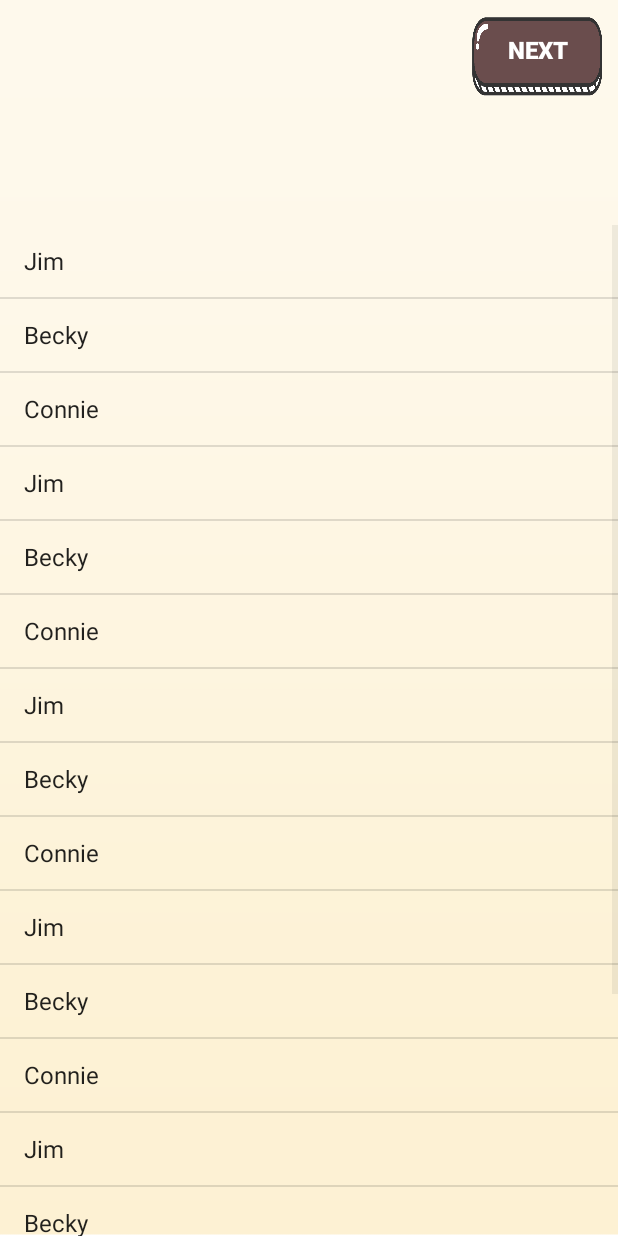
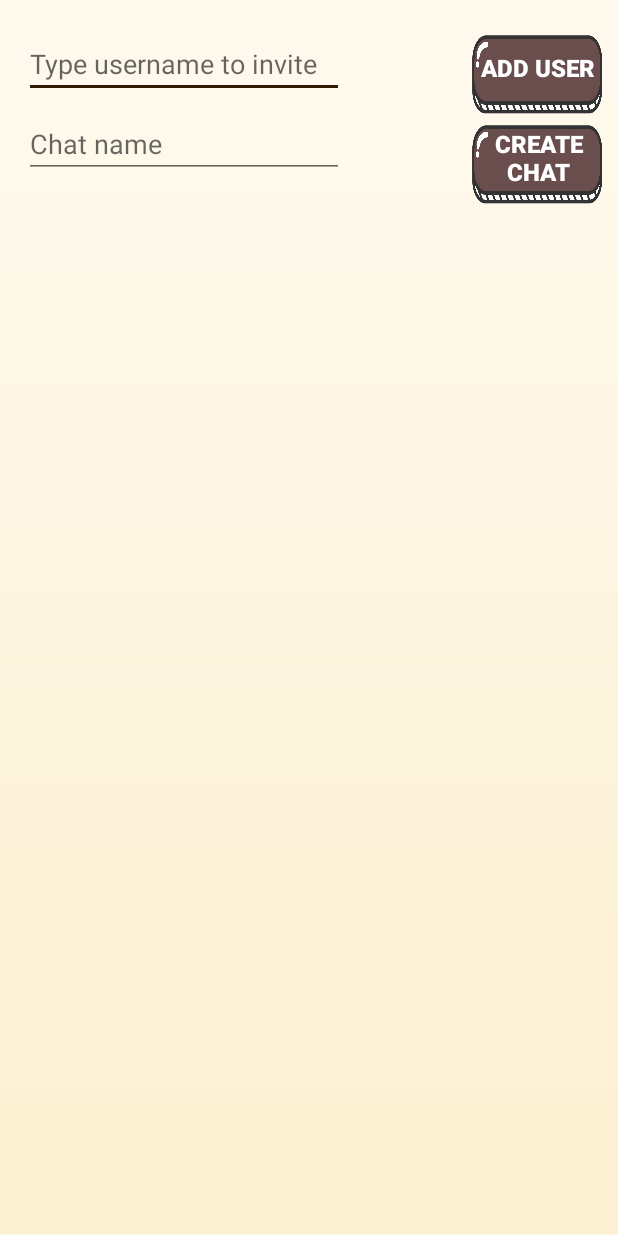
Before and after one commit to pudosha/Wasabee, an Android app: the NewChatPeopleActivity screen opened directly, with no data from a screen before it, on a phone screen of 412 x 824 dp. Run offline under Robolectric (Android 15) with nearby library versions, the phone set to English and light mode, and no system bars.

Commit message:
Made an almost working peopleList and createChatFunction

```diff
--- a/app/src/main/java/com/example/wasabee/ChatListActivity.kt
+++ b/app/src/main/java/com/example/wasabee/ChatListActivity.kt
@@ -65,7 +65,7 @@ class ChatListActivity : AppCompatActivity(), ChatListAdapter.OnChatListener {
 
     override fun onChatClick(position: Int) {
         val goToMessagesIntent = Intent(this, MessageListActivity::class.java)
-        goToMessagesIntent.putExtra("chatID", chats.get(position).chatID)
+        goToMessagesIntent.putExtra("chatID", chats.get(position).chat.chatID)
         startActivity(goToMessagesIntent)
         //startActivity(Intent(this, MessageListActivity::class.java).putExtra("chatID", chats.get(position).chatID))
     }
--- a/app/src/main/java/com/example/wasabee/NewChatPeopleActivity.kt
+++ b/app/src/main/java/com/example/wasabee/NewChatPeopleActivity.kt
@@ -4,8 +4,8 @@ import android.content.Intent
 import androidx.appcompat.app.AppCompatActivity
 import android.os.Bundle
 import android.widget.ArrayAdapter
-import android.widget.TextView
-import kotlinx.android.synthetic.main.activity_chat_list.*
+import com.google.gson.JsonArray
+import com.google.gson.JsonObject
 import kotlinx.android.synthetic.main.activity_new_chat_people.*
 
 class NewChatPeopleActivity : AppCompatActivity() {
@@ -15,37 +15,55 @@ class NewChatPeopleActivity : AppCompatActivity() {
         setContentView(R.layout.activity_new_chat_people)
 
         val people = ArrayList<String>()
-        people.add("Jim")
+        /*people.add("Jim")
         people.add("Becky")
-        people.add("Connie")
-        people.add("Jim")
-        people.add("Becky")
-        people.add("Connie")
-        people.add("Jim")
-        people.add("Becky")
-        people.add("Connie")
-        people.add("Jim")
-        people.add("Becky")
-        people.add("Connie")
-        people.add("Jim")
-        people.add("Becky")
-        people.add("Connie")
-        people.add("Jim")
-        people.add("Becky")
-        people.add("Connie")
+        people.add("Connie")*/
 
         val peopleAdapter = ArrayAdapter<String>(this, android.R.layout.simple_list_item_1, people)
 
         peopleList.adapter = peopleAdapter
-        peopleList.setOnItemClickListener {parent, view, position, id ->
+
+        addUser.setOnClickListener {
+            people.add(usernameInput.text.toString())
+            peopleAdapter.notifyDataSetChanged()
+            usernameInput.text.clear()
+        }
+        peopleList.setOnItemClickListener { parent, view, position, id ->
             people.removeAt(position)
             peopleAdapter.notifyDataSetChanged()
         }
 
-        goToNext.setOnClickListener {
-            startActivity(Intent(this, CreateChatActivity::class.java))
+        createChatNewPeopleActivity.setOnClickListener {
+            val chatInfo = JsonObject()
+            chatInfo.addProperty("chatName", chatNameInput.text.toString())
+            //val usernamesArray = JsonArray(people)
+            //chatInfo.addProperty("usernames", usernamesArray)
+
+            val goToMessagesIntent = Intent(this, MessageListActivity::class.java)
+            goToMessagesIntent.putExtra("chatID", "the chatID that Ser gives me")
+            startActivity(goToMessagesIntent)
         }
+
+        /*
+        addCourseText = (EditText) findViewById (R.id.clEtAddCourse);
+        addCourseText.setOnKeyListener(new OnKeyListener ()
+        {
+            public boolean onKey(View v, int keyCode, KeyEvent event)
+            {
+                if (event.getAction() == KeyEvent.ACTION_DOWN) {
+                    switch(keyCode)
+                    {
+                        case KeyEvent . KEYCODE_DPAD_CENTER :
+                        case KeyEvent . KEYCODE_ENTER :
+                        addCourseFromTextBox();
+                        return true;
+                        default:
+                        break;
+                    }
+                }
+                return false;
+            }
+        });
+        */
     }
-
-
 }
--- a/app/src/main/res/layout/activity_new_chat_people.xml
+++ b/app/src/main/res/layout/activity_new_chat_people.xml
@@ -7,6 +7,13 @@
         android:layout_height="match_parent"
         style="@style/LayoutStyle"
         tools:context=".NewChatPeopleActivity">
+    <Button
+            android:text="Add user"
+            android:layout_width="90dp"
+            style="@style/ButtonStyleDark"
+            android:id="@+id/addUser" app:layout_constraintEnd_toEndOf="parent" android:layout_marginEnd="8dp"
+            android:layout_marginTop="20dp" app:layout_constraintTop_toTopOf="parent"
+            android:layout_height="60dp"/>
     <LinearLayout
             android:orientation="vertical"
             android:layout_width="match_parent"
@@ -18,9 +25,28 @@
                 android:layout_height="match_parent" android:id="@+id/peopleList"/>
     </LinearLayout>
     <Button
-            android:text="@string/next"
+            android:text="@string/create_chat"
             android:layout_width="90dp"
             style="@style/ButtonStyleDark"
-            android:id="@+id/goToNext" app:layout_constraintEnd_toEndOf="parent" android:layout_marginEnd="8dp"
-            android:layout_marginTop="8dp" app:layout_constraintTop_toTopOf="parent"/>
+            android:id="@+id/createChatNewPeopleActivity" app:layout_constraintEnd_toEndOf="parent" android:layout_marginEnd="8dp"
+            android:layout_marginTop="80dp" app:layout_constraintTop_toTopOf="parent"/>
+    <EditText
+            android:layout_width="wrap_content"
+            android:layout_height="wrap_content"
+            android:inputType="textPersonName"
+            android:ems="10"
+            android:id="@+id/usernameInput" android:layout_marginTop="20dp"
+            app:layout_constraintTop_toTopOf="parent" android:layout_marginStart="16dp"
+            app:layout_constraintStart_toStartOf="parent"
+            android:hint="Type username to invite"/>
+    <EditText
+            android:layout_width="wrap_content"
+            android:layout_height="wrap_content"
+            android:inputType="textPersonName"
+            android:ems="10"
+            android:id="@+id/chatNameInput"
+            android:layout_marginStart="16dp"
+            app:layout_constraintStart_toStartOf="parent"
+            android:hint="Chat name" android:layout_marginTop="8dp"
+            app:layout_constraintTop_toBottomOf="@+id/usernameInput"/>
 </androidx.constraintlayout.widget.ConstraintLayout>
```
